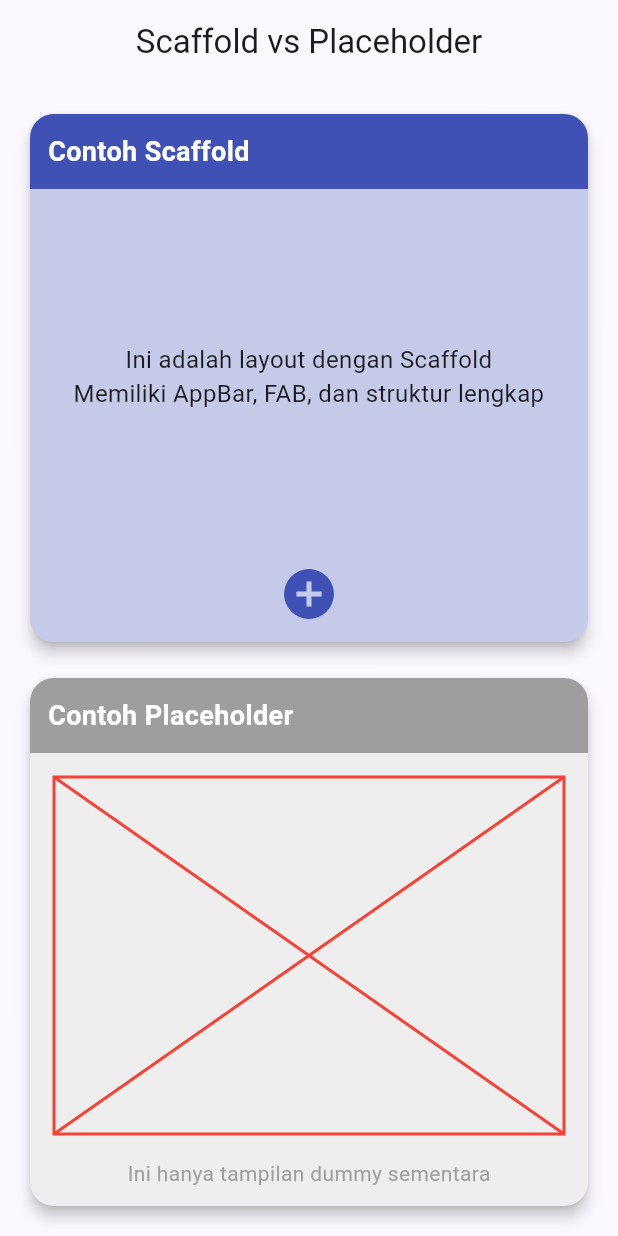
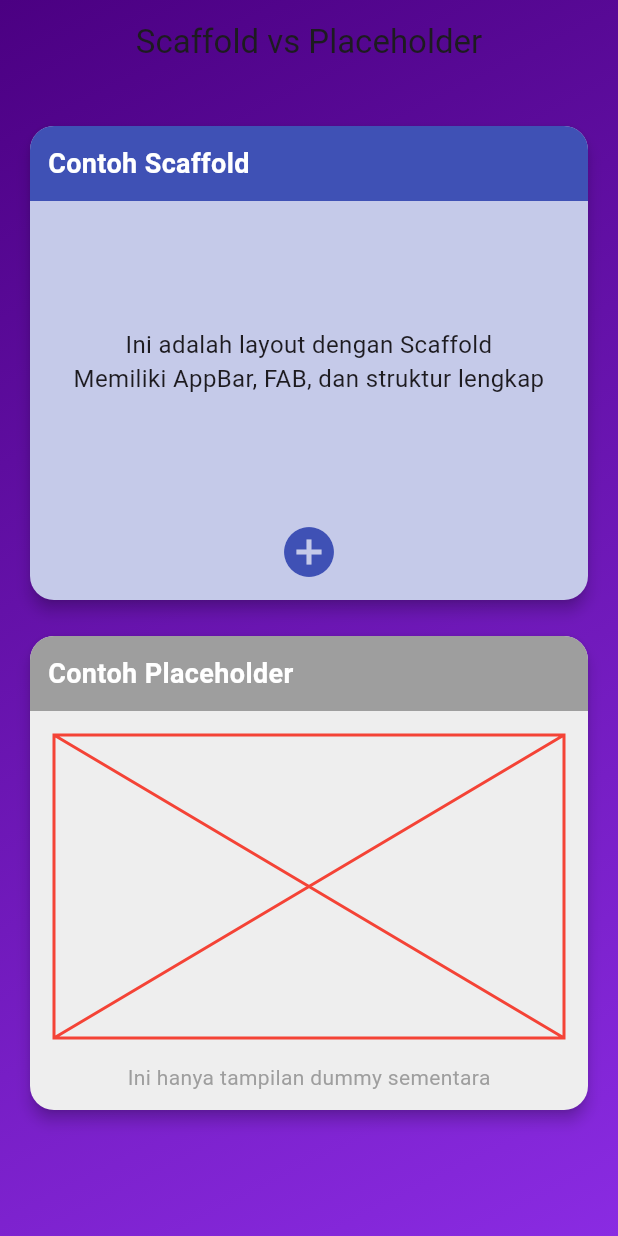
Before and after one commit to OrewaKimi/flutter_scaffold_vs_placeholder, a Flutter app: the screen it shows after launch, on a phone screen of 412 x 824 dp. Run offline on Flutter 3.47's test engine with Material 3 defaults, Android fonts, the phone set to English and light mode, and no system bars.

Commit message:
update tampilan dan background

```diff
--- a/lib/main.dart
+++ b/lib/main.dart
@@ -15,7 +15,7 @@
       title: 'Scaffold vs Placeholder',
       debugShowCheckedModeBanner: false,
       theme: ThemeData(
-        colorScheme: ColorScheme.fromSeed(seedColor: Colors.indigo),
+        colorScheme: ColorScheme.fromSeed(seedColor: Colors.deepPurple),
         useMaterial3: true,
       ),
       home: const ComparisonScreen(),
@@ -31,12 +31,22 @@
     final screenWidth = MediaQuery.of(context).size.width;
 
     return Scaffold(
+      extendBodyBehindAppBar: true,
       appBar: AppBar(
         title: const Text("Scaffold vs Placeholder"),
         centerTitle: true,
+        backgroundColor: Colors.transparent,
+        elevation: 0,
       ),
-      body: Padding(
-        padding: const EdgeInsets.all(16.0),
+      body: Container(
+        decoration: const BoxDecoration(
+          gradient: LinearGradient(
+            colors: [Color(0xFF4B0082), Color(0xFF8A2BE2)],
+            begin: Alignment.topLeft,
+            end: Alignment.bottomRight,
+          ),
+        ),
+        padding: const EdgeInsets.symmetric(horizontal: 16, vertical: 80),
         child: screenWidth < 600
             ? Column(
                 children: const [
```
